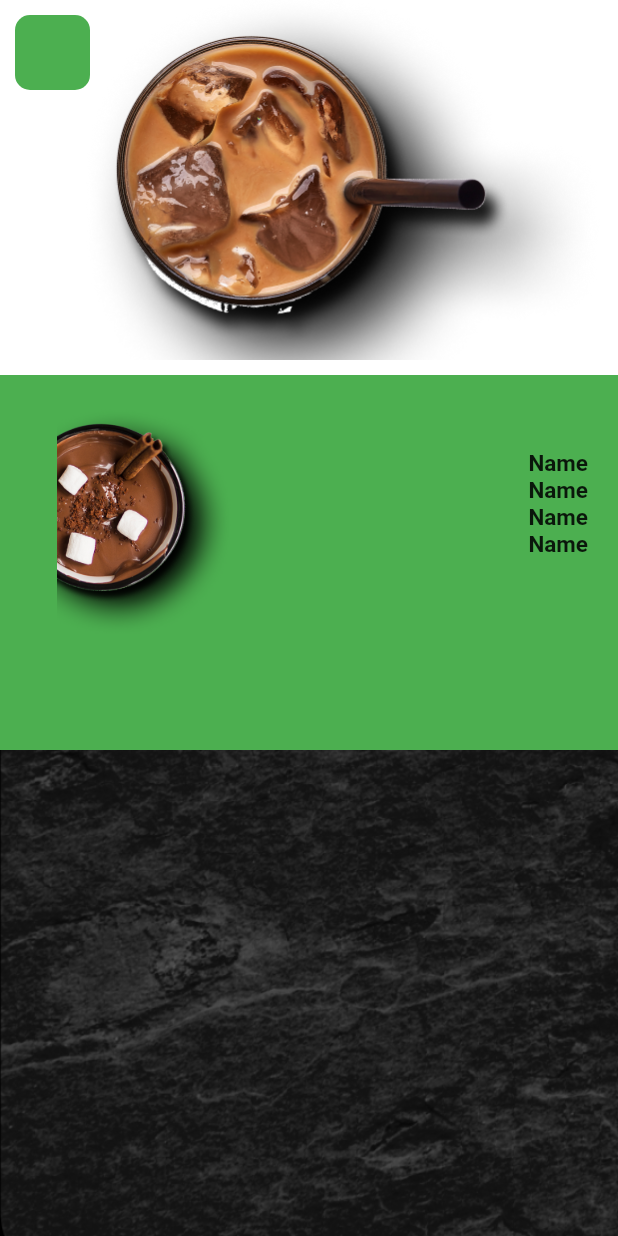
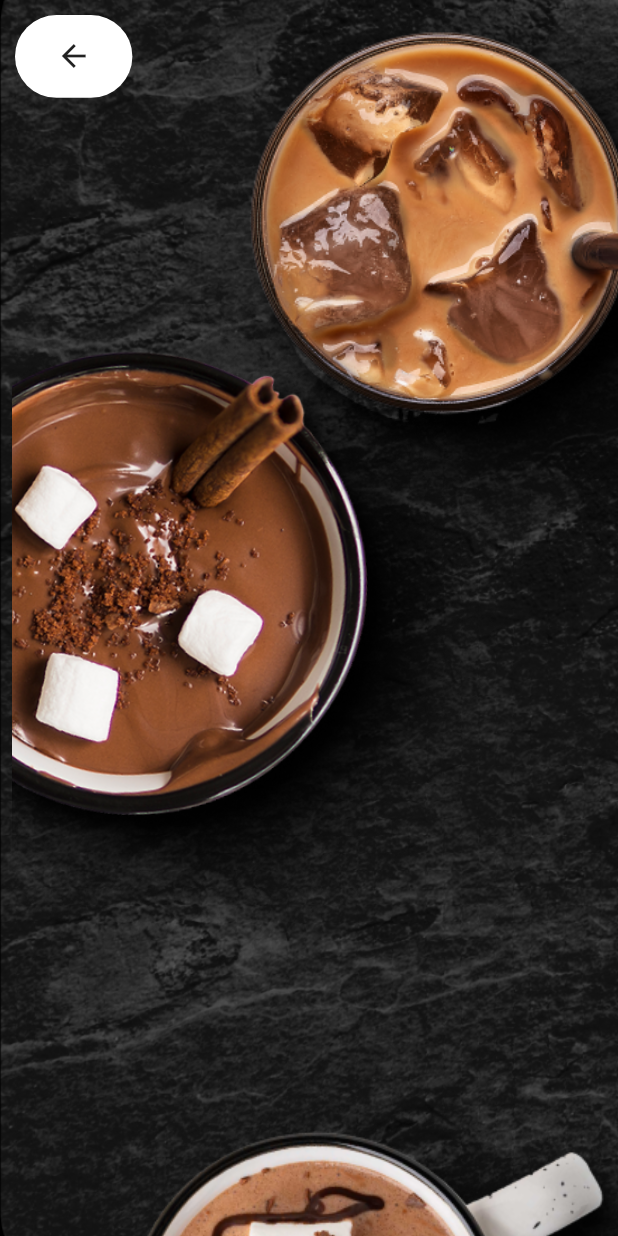
Before and after one commit to Ahmadsaniliman/CoffeeAppUi, a Flutter app: the screen it shows after launch, on a phone screen of 412 x 824 dp. Run offline on Flutter 3.47's test engine with Material 2 defaults, Android fonts, the phone set to English and light mode, and no system bars; our stand-ins replace flutter_svg.

Commit message:
another commit

```diff
--- a/lib/Home/home.dart
+++ b/lib/Home/home.dart
@@ -6,6 +6,9 @@ class HomePage extends StatelessWidget {
 
   @override
   Widget build(BuildContext context) {
+    double baseWidth = 371.450012207;
+    double fem = MediaQuery.of(context).size.width / baseWidth;
+    double ffem = fem * 0.97;
     return Scaffold(
       backgroundColor: backgroundColor1,
       body: Container(
@@ -19,112 +22,173 @@ class HomePage extends StatelessWidget {
             fit: BoxFit.cover,
           ),
         ),
-        child: Column(
-          children: [
-            Container(
-              height: 500.0,
-              width: double.infinity,
-              color: Colors.white,
-              child: Column(
-                children: [
-                  SizedBox(
-                    width: double.infinity,
-                    height: 240.0,
         child: Stack(
           children: [
+            // arrow back.
             Padding(
-                          padding: const EdgeInsets.only(
-                            top: 10.0,
-                            left: 10.0,
+              padding: const EdgeInsets.all(10.0),
+              child: Positioned(
+                child: Container(
+                  width: 70.56 * fem,
+                  height: 49.79 * fem,
+                  decoration: BoxDecoration(
+                    color: const Color(0xffffffff),
+                    borderRadius: BorderRadius.circular(32.2116775513 * fem),
                   ),
-                          child: Container(
-                            height: 50.0,
-                            width: 50.0,
-                            decoration: BoxDecoration(
-                              color: Colors.green,
-                              borderRadius: BorderRadius.circular(10.0),
+                  child: const Center(
+                    child: Icon(
+                      Icons.arrow_back,
                     ),
                   ),
                 ),
+              ),
+            ),
+
+            // first side images
             Positioned(
-                          left: 0,
-                          top: 0,
+              // image63445212Cq (1:1529)
+              left: 52.1389160156 * fem,
+              top: -30 * fem,
+              child: Align(
+                child: SizedBox(
+                  width: 508.06 * fem,
+                  height: 508.06 * fem,
                   child: Image.asset(
                     'assets/images/image1.png',
-                            width: 400.0,
-                            //   width: 200.0,
-                          ),
-                        ),
-                      ],
-                    ),
-                  ),
-                  const SizedBox(height: 10.0),
-                  Container(
-                    width: double.infinity,
-                    height: 250.0,
-                    color: Colors.green,
-                    child: Stack(
-                      children: [
-                        Image.asset(
-                          'assets/images/image2.png',
-                          width: 200.0,
-                          height: 200.0,
-                        ),
-                        Positioned(
-                          top: 0,
-                          right: 0,
-                          child: Padding(
-                            padding: const EdgeInsets.only(
-                              top: 50.0,
-                              right: 20.0,
-                            ),
-                            child: Column(
-                              crossAxisAlignment: CrossAxisAlignment.center,
-                              children: const [
-                                Text(
-                                  'Name',
-                                  style: TextStyle(
-                                    fontWeight: FontWeight.bold,
-                                    fontSize: 15.0,
-                                  ),
-                                ),
-                                Text(
-                                  'Name',
-                                  style: TextStyle(
-                                    fontWeight: FontWeight.bold,
-                                    fontSize: 15.0,
-                                  ),
-                                ),
-                                Text(
-                                  'Name',
-                                  style: TextStyle(
-                                    fontWeight: FontWeight.bold,
-                                    fontSize: 15.0,
-                                  ),
-                                ),
-                                Text(
-                                  'Name',
-                                  style: TextStyle(
-                                    fontWeight: FontWeight.bold,
-                                    fontSize: 15.0,
-                                  ),
-                                ),
-                              ],
+                    fit: BoxFit.contain,
                   ),
                 ),
               ),
-                      ],
+            ),
+            //
+
+            Positioned(
+              // image6344525UsT (1:1537)
+              left: -88 * fem,
+
+              top: 129.9411010742 * fem,
+              child: Align(
+                child: SizedBox(
+                  width: 500.12 * fem,
+                  height: 500.2 * fem,
+                  child: ClipRRect(
+                    borderRadius: BorderRadius.circular(200.6237945557 * fem),
+                    child: Image.asset(
+                      'assets/images/image2.png',
+                      //   fit: BoxFit.cover,
                     ),
                   ),
-                  // //
+                ),
+              ),
+            ),
+            //
+            //
+            //
+            // Positioned(
+            //   // frame1171274908Ze1 (1:1538)
+            //   left: 290.9379882812 * fem,
+            //   top: 348.9595336914 * fem,
+            //   child: SizedBox(
+            //     width: 138 * fem,
+            //     height: 230.9 * fem,
+            //     child: Column(
+            //       crossAxisAlignment: CrossAxisAlignment.end,
+            //       children: [
+            //         Container(
+            //           // latteUFB (1:1539)
+            //           //   margin: EdgeInsets.fromLTRB(
+            //           //       0 * fem, 0 * fem, 0 * fem, 7.9 * fem),
+            //           child: Text(
+            //             'Latte',
+            //             textAlign: TextAlign.right,
+            //             style: TextStyle(
+            //               //   fontSize: 37.2745246887 * ffem,
+            //               fontWeight: FontWeight.w700,
+            //               height: 1.2575 * ffem / fem,
+            //               color: Colors.white,
+            //               //   color: const Color(0xffffffff),
+            //             ),
+            //           ),
+            //         ),
+            //         Container(
+            //           // coffeebeansmilksugarmellowsMZs (1:1541)
+            //           //   constraints: BoxConstraints(
+            //           //     maxWidth: 138 * fem,
+            //           //   ),
+            //           child: Text(
+            //             'Coffee beans\nMilk\nSugar\nMellows',
+            //             textAlign: TextAlign.right,
+            //             style: TextStyle(
+            //               //   fontSize: 25.537147522 * ffem,
+            //               fontWeight: FontWeight.w400,
+            //               height: 1.7142855009 * ffem / fem,
+            //               color: Colors.white,
+            //               //   color: const Color(0xb2ffffff),
+            //             ),
+            //           ),
+            //         ),
+            //       ],
+            //     ),
+            //   ),
+            // ),
+            //
+            //
+            //
+            //
+
+            Positioned(
+              // image6344522Wdo (1:1530)
+              left: -45.5065917969 * fem,
+              top: 484.5712890625 * fem,
+              child: Align(
+                child: SizedBox(
+                  width: 524.18 * fem,
+                  height: 523.45 * fem,
+                  child: Image.asset(
+                    'assets/images/image3.png',
+                    // fit: BoxFit.contain,
+                  ),
+                ),
+              ),
+            ),
+
+            //
+            Positioned(
+              // image6344523ENm (1:1542)
+              left: 232.650390625 * fem,
+              top: 856.5967254639 * fem,
+              child: Align(
+                child: SizedBox(
+                  width: 262.28 * fem,
+                  height: 262.28 * fem,
+                  child: Image.asset(
+                    'assets/images/image4.png',
+                    // fit: BoxFit.contain,
+                  ),
+                ),
+              ),
+            ),
+            //
           ],
         ),
       ),
 
       // second
-          ],
-        ),
-      ),
     );
   }
 }
+
+// side image
+
+// // sid etext
+
+// // i dont know
+
+// // i dont know again
+
+// padding: EdgeInsets.fromLTRB(
+//   35.43 * fem,
+//   28.99 * fem,
+//   35.43 * fem,
+//   27.77 * fem,
+// ),
```
Lines whose indentation alone changed are shown as unchanged.
